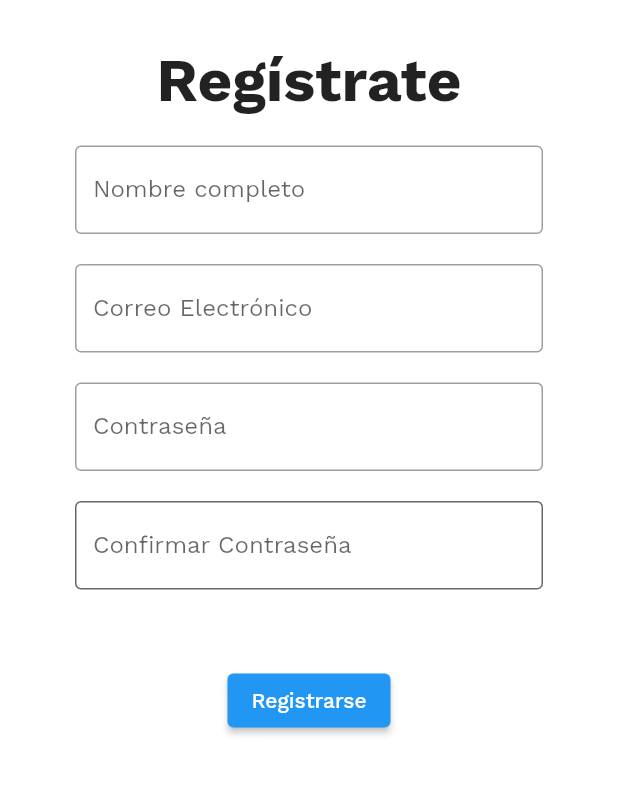
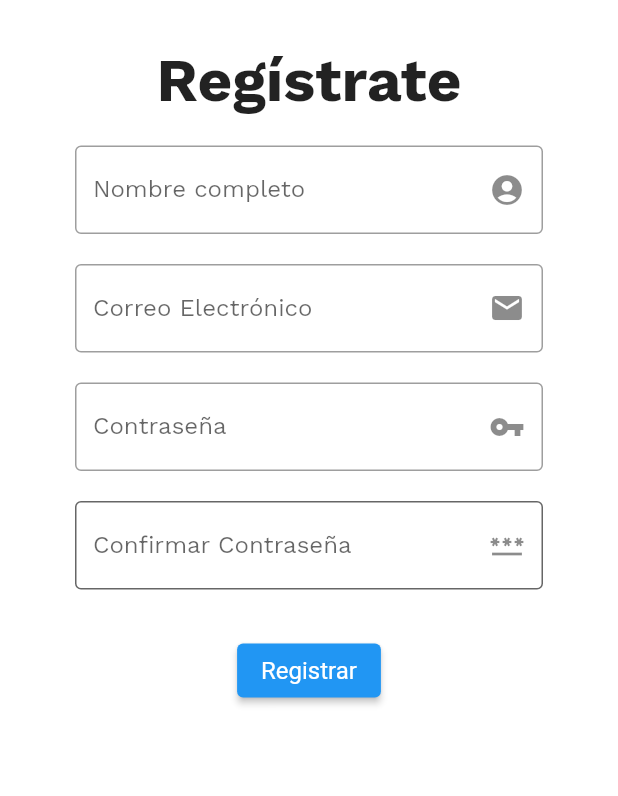
Before and after one commit to AlxBzC/Turismap, a Flutter app: the screen it shows after launch, after a tap on "Registrarse", on a phone screen of 412 x 824 dp, the part 276-1072 px from its top. Run offline on Flutter 3.47's test engine with Material 2 defaults, Android fonts, the phone set to English and light mode, and no system bars; our stand-ins replace cloud_firestore, firebase_auth, firebase_core, fluentui_icons, gap, google_fonts and 1 more; accounts and stored records are empty.

```diff
--- a/lib/pages/login_page.dart
+++ b/lib/pages/login_page.dart
@@ -1,11 +1,11 @@
 import 'package:flutter/material.dart';
-import 'package:registrar_page_turismapp/pages/home_page.dart';
+import 'package:registrar_page_turismapp/models/user.dart';
 import 'package:registrar_page_turismapp/pages/navigationbar_page.dart';
 import 'package:registrar_page_turismapp/pages/register_page.dart';
-import 'package:registrar_page_turismapp/repository/firebase_api.dart';
 import 'dart:convert';
+import 'package:firebase_auth/firebase_auth.dart';
 import 'package:shared_preferences/shared_preferences.dart';
-import '../models/user.dart';
+import '../repository/firebase_api.dart';
 
 
 class LoginPage extends StatefulWidget {
@@ -21,6 +21,8 @@ class _LoginPageState extends State<LoginPage> {
   TextEditingController _password = TextEditingController();
 
   Users userLoad = Users.Empty();
+
+  bool passVisible = true; // Contraseña visible
 
   final FirebaseApi _firebaseApi = FirebaseApi();
 
@@ -47,19 +49,20 @@ class _LoginPageState extends State<LoginPage> {
   }
   void _validateUser() async {
     if (_email.text.isEmpty || _password.text.isEmpty) {
-      _showMsg("Debe digitar el correo y la contraseña");
+      _showMsg("Debe ingresar correo y contraseña");
     } else {
       var result = await _firebaseApi.logInUser(_email.text, _password.text);
-      String mns = "";
-      if (result == "invalid-email"){ mns = "Correo electronico mal escrito";} else
-      if (result == "wrong-password"){ mns = "Password incorrectos";} else
-      if (result == "network-request-failed"){ mns = "No tiene conexion a internet";} else
-      if (result == "user-not-found"){ mns = "Usuario no registrado";} else
-        mns = "Bienvenido";
+      String msg = "";
+      if (result == "user-not-found") {msg = "Usuario no registrado";} else
+      if (result == "invalid-email") {msg = "Correo no valido";} else
+      if (result == "wrong-password") {msg = "Contraseña incorrecta";} else {
+        msg = "Bienvenido";
         Navigator.pushReplacement(context, MaterialPageRoute(builder: (context) => const navigationBar()));
-        _showMsg("Inicio de sesión exitoso");
+      }
+      _showMsg(msg);
     }
   }
+
 
   @override
   Widget build(BuildContext context){
@@ -93,6 +96,7 @@ class _LoginPageState extends State<LoginPage> {
                       focusedBorder: OutlineInputBorder(borderSide: const BorderSide(color: Colors.black12),
                           borderRadius: BorderRadius.circular(18)),
                       labelText: "Correo electrónico",
+                      suffixIcon: Icon(Icons.email),
                       labelStyle: const TextStyle(color: Colors.indigo),
                     ),
                   ),
@@ -104,7 +108,7 @@ class _LoginPageState extends State<LoginPage> {
                 Padding(padding: const EdgeInsets.symmetric(horizontal: 18, vertical: 5),
                   child: TextFormField(
                     controller: _password,
-                    obscureText: true,
+                    obscureText: passVisible,
                     decoration: InputDecoration(
                       enabledBorder: OutlineInputBorder(
                           borderSide: const BorderSide(color: Colors.black54),
@@ -115,40 +119,50 @@ class _LoginPageState extends State<LoginPage> {
                       labelText: "Contraseña",
                       labelStyle: const TextStyle(color: Colors.indigo),
 
+                      //////// contraseña visible  ///////////////////
+                      suffixIcon: IconButton(
+                        icon: Icon(
+                            passVisible
+                          ? Icons.visibility
+                                : Icons.visibility_off
+                              //color: Theme.of(context).primaryColorDark,
+                        ),
+                      onPressed: (){
+                          setState(() {
+                            passVisible = !passVisible;
+                          });
+                      },
+                      )
+
                     ),
                   ),
 
                 ),
-                const SizedBox(height: 20.0),
+                const SizedBox(
+                    height: 20.0),
 
                 // BOTON DE INICIAR SESION
                 ElevatedButton(
                   onPressed: () {
-                    print('Ingresando...');
                    _validateUser();
-                    } ,
-                  style: ElevatedButton.styleFrom(backgroundColor: Colors.indigo,
-                    shape: RoundedRectangleBorder(borderRadius: BorderRadius.circular(16),
-                    ),
-                    padding: const EdgeInsets.symmetric(horizontal: 45, vertical: 16),
-                  ), child: const Text("Iniciar Sesion"),
-                ),
+                    } , child: const Text("Iniciar Sesion")),
 
                 // BOTON DE REGISTRARSE
-                TextButton(onPressed: ()  {
+                TextButton(
+                  style: TextButton.styleFrom(
+                    textStyle: const TextStyle(
+                      color: Colors.black,
+                      fontStyle: FontStyle.italic,
+                      fontSize: 12)),
+                 onPressed: ()  {
                   Navigator.push(
                    context,
                    MaterialPageRoute(
                     builder: (context) => const RegisterPage()));
-                }, child: const Text("Registrarse",
-                  style: TextStyle(
-                    color: Colors.black,
-                    fontStyle: FontStyle.italic,
-                    fontSize: 12,
+                },
+                  child: const Text("Registrarse"),
                 ),
-
-                ),
-                ),
+                //),
 
                 //end
 
--- a/lib/pages/register_page.dart
+++ b/lib/pages/register_page.dart
@@ -1,12 +1,8 @@
-import 'package:firebase_auth/firebase_auth.dart';
 import 'package:flutter/material.dart';
 import 'package:cloud_firestore/cloud_firestore.dart';
-import 'package:firebase_core/firebase_core.dart';
 import 'package:registrar_page_turismapp/pages/login_page.dart';
 import 'package:registrar_page_turismapp/models/user.dart';
 import '../repository/firebase_api.dart';
-import 'dart:convert';
-import 'package:shared_preferences/shared_preferences.dart';
 
 
 class RegisterPage extends StatefulWidget {
@@ -19,11 +15,11 @@ class RegisterPage extends StatefulWidget {
 class _RegisterPageState extends State<RegisterPage> {
 
   final FirebaseApi _firebaseApi = FirebaseApi();
-  TextEditingController _name = TextEditingController();
-  TextEditingController _email = TextEditingController();
-  TextEditingController _password = TextEditingController();
-  TextEditingController _passwordConf = TextEditingController();
-  final firebase=FirebaseFirestore.instance;
+  final TextEditingController _name = TextEditingController();
+  final TextEditingController _email = TextEditingController();
+  final TextEditingController _password = TextEditingController();
+  final TextEditingController _passwordConf = TextEditingController();
+  final firebase = FirebaseFirestore.instance;
 
   void _showMsg(String msg){
     final scaffold = ScaffoldMessenger.of(context);
@@ -35,17 +31,18 @@ class _RegisterPageState extends State<RegisterPage> {
     );
   }
 
-  void _saveUser(Users users) async {
+  void _saveUser(Users users) async{
     var result = await _firebaseApi.createUser(users);
-    Navigator.pushReplacement(context, MaterialPageRoute(builder: (context) => LoginPage()));
+    Navigator.pushReplacement(context,
+        MaterialPageRoute(builder: (context) => const LoginPage()));
+
   }
 
-  void registerUser(Users users) async {
-    //SharedPreferences prefs = await SharedPreferences.getInstance();
-    //prefs.setString("user", jsonEncode(user));
+  void _registerUser(Users users) async {
     var result = await _firebaseApi.registerUser(users.email, users.password);
     String msg = "";
     if (result == "invalid-email"){msg = "Ingrese un correo valido";} else
+    if (result == "internal-error"){msg = "Ingrese todos los datos";} else
     if (result == "weak-password"){msg = "El password debe contener minimo 6 digitos";} else
     if (result == "email-already-in-use"){msg = "El correo ya existe";} else
     if (result == "network-request-failed"){msg = "No tiene conexion a internet";} else {
@@ -54,17 +51,18 @@ class _RegisterPageState extends State<RegisterPage> {
       _saveUser(users);
     }
     _showMsg(msg);
-
   }
 
     void _onRegisterButtonClicked(){
     setState(() {
-      if(_password.text == _passwordConf.text) {
+      if (_email.text.isEmpty || _password.text.isEmpty || _name.text.isEmpty) {
+      _showMsg("Debe ingresar sus datos");}else
+      if(_password.text == _passwordConf.text){
         var user = Users("",
             _name.text, _email.text, _password.text);
-        registerUser(user);
+        _registerUser(user);
       } else {
-        _showMsg("Las contraseñas deben ser iguales");
+        _showMsg("Contraseña debe coincidir");
       }
     });
 
@@ -113,8 +111,8 @@ class _RegisterPageState extends State<RegisterPage> {
                         keyboardType: TextInputType.name,
                         decoration: const InputDecoration(
                             labelText: "Nombre completo",
+                            suffixIcon: Icon(Icons.account_circle),
                             border: OutlineInputBorder(),
-                            suffixIcon: Icon(Icons.person, color: Colors.white,)
                         ),
                       ),
                       const SizedBox(
@@ -128,8 +126,8 @@ class _RegisterPageState extends State<RegisterPage> {
                         keyboardType: TextInputType.emailAddress,
                         decoration: const InputDecoration(
                             labelText: "Correo Electrónico",
+                            suffixIcon: Icon(Icons.email),
                             border: OutlineInputBorder(),
-                            suffixIcon: Icon(Icons.email_outlined, color: Colors.white,)
                         ),
                       ),
                       const SizedBox(
@@ -141,12 +139,12 @@ class _RegisterPageState extends State<RegisterPage> {
                       TextFormField(
                         obscureText: true,
                         controller: _password,
-                        //keyboardType: TextInputType.emailAddress,
-                        //maxLength: 8,
+                        keyboardType: TextInputType.emailAddress,
+
                         decoration: const InputDecoration(
                             labelText: "Contraseña",
+                            suffixIcon: Icon(Icons.vpn_key_sharp),
                             border: OutlineInputBorder(),
-                            suffixIcon: Icon(Icons.vpn_key_sharp, color: Colors.white,)
                         ),
                       ),
                       const SizedBox(
@@ -157,14 +155,14 @@ class _RegisterPageState extends State<RegisterPage> {
                       TextFormField(
                         obscureText: true,
                         controller: _passwordConf,
-                        //keyboardType: TextInputType.emailAddress,
-                        //maxLength: 8,
+                        keyboardType: TextInputType.emailAddress,
+
                         decoration: const InputDecoration(
                             labelText: "Confirmar Contraseña",
+                            suffixIcon: Icon(Icons.password),
                             fillColor: Colors.white,
                             filled: true,
                             border: OutlineInputBorder(),
-                            suffixIcon: Icon(Icons.vpn_key_sharp, color: Colors.white,)
                         ),
                       ),
                       const SizedBox(
@@ -172,17 +170,16 @@ class _RegisterPageState extends State<RegisterPage> {
                       ),
 
                       //////////////////////////  Boton Registrarse  //////////////////////////
-                      Padding(
-                        padding: EdgeInsets.all(20),
-                        child: ElevatedButton(
-                          onPressed: () {
-                            _onRegisterButtonClicked();
-                            print('Enviando...');
-                            // registroUsuario();
-                          },
-                          child: const Text('Registrarse'),
-                        ),
-                      )
+                     ElevatedButton(
+                         style: TextButton.styleFrom(
+                           textStyle: const TextStyle(fontSize: 16),
+                         ),
+                         onPressed:() {
+                           _onRegisterButtonClicked();
+                           },
+                         child: const Text("Registrar"),
+                     )
+
                       //////////////////////////  Fin Boton  ////////////////////////////////
 
                     ])))),
```
Also changed, not shown: lib/models/user.dart (+13 -12 lines), lib/repository/firebase_api.dart (+6 -4 lines). Lines whose indentation alone changed are shown as unchanged.
